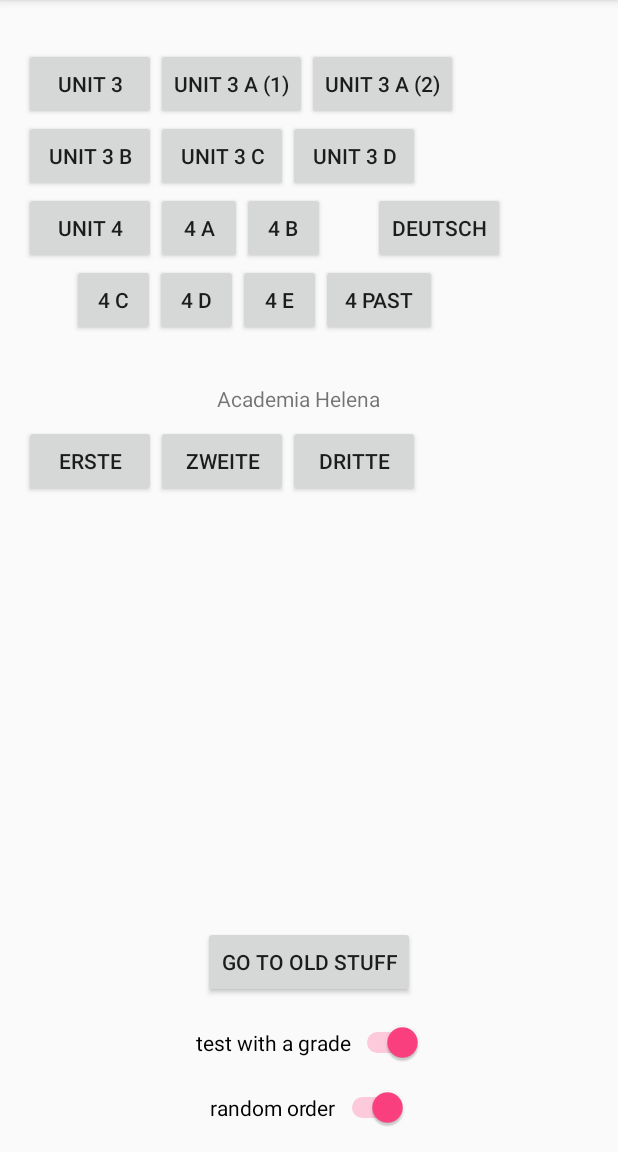
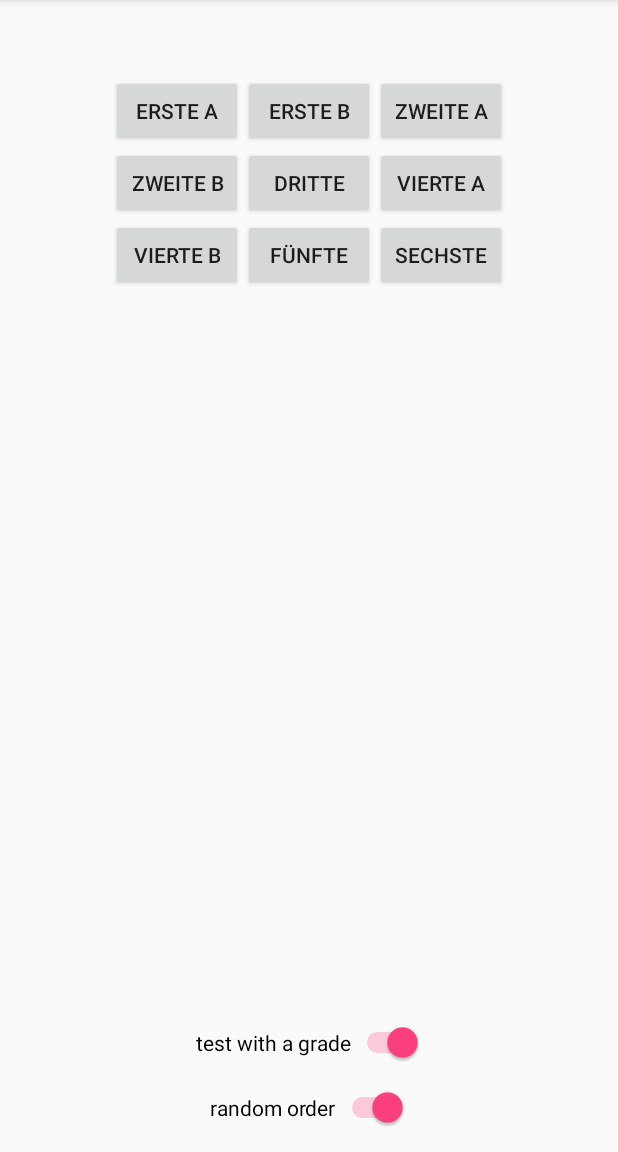
Before and after one commit to dneumann/vocabulary, an Android app: the screen it shows after launch (MainActivity), on a phone screen of 412 x 824 dp, the part 84-1236 px from its top. Run offline under Robolectric (Android 15) with nearby library versions, the phone set to English and light mode, and no system bars.

Commit message:
Remove english buttons

```diff
--- a/app/build.gradle
+++ b/app/build.gradle
@@ -7,8 +7,8 @@ android {
         applicationId "dn.vocabulary"
         minSdkVersion 19
         targetSdkVersion 29
-        versionCode 24
-        versionName "24.0"
+        versionCode 26
+        versionName "26.0"
         testInstrumentationRunner "android.support.test.runner.AndroidJUnitRunner"
     }
     buildTypes {
--- a/app/src/main/java/dn/vocabulary/ExamGenerator.java
+++ b/app/src/main/java/dn/vocabulary/ExamGenerator.java
@@ -10,7 +10,7 @@ public class ExamGenerator {
 
     public List<Vocab> getExam(String number, boolean randomize) {
 
-        if ("erste".equals(number)) {
+        if ("ersteA".equals(number)) {
             vocabs.add(new Vocab("como", "wie"));
             vocabs.add(new Vocab("ir", "gehen"));
             vocabs.add(new Vocab("va", "geht"));
@@ -22,6 +22,7 @@ public class ExamGenerator {
             vocabs.add(new Vocab("gracias", "danke"));
             vocabs.add(new Vocab("yo", "ich"));
             vocabs.add(new Vocab("tener que, deber", "müssen"));
+        } else if ("ersteB".equals(number)) {
             vocabs.add(new Vocab("yo tengo que", "ich muss"));
             vocabs.add(new Vocab("así", "so"));
             vocabs.add(new Vocab("adiós", "tschüss"));
@@ -33,7 +34,7 @@ public class ExamGenerator {
             vocabs.add(new Vocab("el nombre", "der Name"));
             vocabs.add(new Vocab("yo soy", "ich bin"));
             vocabs.add(new Vocab("es, está", "ist"));
-        } else if ("zweite".equals(number)) {
+        } else if ("zweiteA".equals(number)) {
             vocabs.add(new Vocab("el camino", "der Weg"));
             vocabs.add(new Vocab("esto es", "das ist"));
             vocabs.add(new Vocab("la tía", "die Tante"));
@@ -45,6 +46,7 @@ public class ExamGenerator {
             vocabs.add(new Vocab("volar", "fliegen"));
             vocabs.add(new Vocab("ella vuela", "sie fliegt"));
             vocabs.add(new Vocab("a (+ Amerika)", "nach"));
+        } else if ("zweiteB".equals(number)) {
             vocabs.add(new Vocab("trabajar", "arbeiten"));
             vocabs.add(new Vocab("ahí", "da"));
             vocabs.add(new Vocab("por favor", "bitte"));
@@ -60,6 +62,45 @@ public class ExamGenerator {
             vocabs.add(new Vocab("el coche", "das Auto"));
             vocabs.add(new Vocab("un coche", "ein Auto"));
             vocabs.add(new Vocab("los coches", "die Autos"));
+        } else if ("vierteA".equals(number)) {
+            vocabs.add(new Vocab("comer", "essen"));
+            vocabs.add(new Vocab("él come", "er isst"));
+            vocabs.add(new Vocab("aprender", "lernen"));
+            vocabs.add(new Vocab("venir", "kommen"));
+            vocabs.add(new Vocab("decir", "sagen"));
+            vocabs.add(new Vocab("el alemán (idioma)", "das Deutsch"));
+            vocabs.add(new Vocab("de (un país)", "aus"));
+            vocabs.add(new Vocab("España", "Spanien"));
+            vocabs.add(new Vocab("Alemania", "Deutschland"));
+            vocabs.add(new Vocab("en", "in"));
+            vocabs.add(new Vocab("confundido", "verwirrt"));
+            vocabs.add(new Vocab("un poco", "ein bisschen"));
+        } else if ("vierteB".equals(number)) {
+            vocabs.add(new Vocab("un español", "ein Spanier"));
+            vocabs.add(new Vocab("superbién", "super"));
+            vocabs.add(new Vocab("quien", "wer"));
+            vocabs.add(new Vocab("tú eres", "du bist"));
+            vocabs.add(new Vocab("o", "oder"));
+            vocabs.add(new Vocab("la disculpa", "die Entschuldigung"));
+            vocabs.add(new Vocab("de dónde", "woher"));
+            vocabs.add(new Vocab("exacto", "genau"));
+            vocabs.add(new Vocab("donde", "wo"));
+            vocabs.add(new Vocab("vivir", "wohnen"));
+            vocabs.add(new Vocab("yo vivo", "ich wohne"));
+            vocabs.add(new Vocab("tú vives", "du wohnst"));
+            vocabs.add(new Vocab("él vive", "er wohnt"));
+        } else if ("fuenfte".equals(number)) {
+            vocabs.add(new Vocab("ella dice a Nico", "sie sagt zu Nico"));
+            vocabs.add(new Vocab("yo digo", "ich sage"));
+            vocabs.add(new Vocab("tú dices", "du sagst"));
+            vocabs.add(new Vocab("él dice", "er sagt"));
+        } else if ("sechste".equals(number)) {
+            vocabs.add(new Vocab("una española", "eine Spanierin"));
+            vocabs.add(new Vocab("estudiar", "studieren"));
+            vocabs.add(new Vocab("a veces", "manchmal"));
+            vocabs.add(new Vocab("nunca", "nie"));
+            vocabs.add(new Vocab("una vez", "einmal"));
+            vocabs.add(new Vocab("a gusto, con gusto", "gern"));
 
         } else if ("Unit1chaos".equals(number)) {
             vocabs.add(new Vocab("Chaos", "chaos"));
--- a/app/src/main/java/dn/vocabulary/MainActivity.java
+++ b/app/src/main/java/dn/vocabulary/MainActivity.java
@@ -16,17 +16,26 @@ public class MainActivity extends AppCompatActivity {
         setContentView(R.layout.activity_main);
     }
 
-    public void startErste(View view) {
-        startExam("erste", view);
+    public void startErsteA(View view) {
+        startExam("ersteA", view);
     }
-    public void startZweite(View view) {
-        startExam("zweite", view);
+    public void startErsteB(View view) {
+        startExam("ersteB", view);
+    }
+    public void startZweiteA(View view) {
+        startExam("zweiteA", view);
+    }
+    public void startZweiteB(View view) {
+        startExam("zweiteB", view);
     }
     public void startDritte(View view) {
         startExam("dritte", view);
     }
-    public void startVierte(View view) {
-        startExam("vierte", view);
+    public void startVierteA(View view) {
+        startExam("vierteA", view);
+    }
+    public void startVierteB(View view) {
+        startExam("vierteB", view);
     }
     public void startFuenfte(View view) {
         startExam("fuenfte", view);
--- a/app/src/main/res/layout/activity_main.xml
+++ b/app/src/main/res/layout/activity_main.xml
@@ -31,184 +31,89 @@
         app:layout_constraintStart_toStartOf="parent"
         tools:checked="true" />
 
-    <TextView
-        android:id="@+id/textView3"
-        android:layout_width="wrap_content"
-        android:layout_height="wrap_content"
-        android:layout_marginTop="32dp"
-        android:text="Academia Helena"
-        app:layout_constraintEnd_toEndOf="parent"
-        app:layout_constraintHorizontal_bias="0.476"
-        app:layout_constraintStart_toStartOf="parent"
-        app:layout_constraintTop_toBottomOf="@+id/button27" />
-
-    <Button
-        android:id="@+id/button10"
-        android:layout_width="wrap_content"
-        android:layout_height="wrap_content"
-        android:layout_marginBottom="16dp"
-        android:onClick="oldStuff"
-        android:text="Go to old stuff"
-        app:layout_constraintBottom_toTopOf="@+id/switch_writing"
-        app:layout_constraintEnd_toEndOf="parent"
-        app:layout_constraintStart_toStartOf="parent" />
-
-    <Button
-        android:id="@+id/button16"
-        android:layout_width="wrap_content"
-        android:layout_height="wrap_content"
-        android:layout_marginStart="16dp"
-        android:layout_marginTop="32dp"
-        android:onClick="startUnit3"
-        android:text="Unit 3"
-        app:layout_constraintStart_toStartOf="parent"
-        app:layout_constraintTop_toTopOf="parent" />
-
-    <Button
-        android:id="@+id/button18"
-        android:layout_width="wrap_content"
-        android:layout_height="wrap_content"
-        android:onClick="startUnit3a1"
-        android:text="Unit 3 a (1)"
-        app:layout_constraintStart_toEndOf="@+id/button16"
-        app:layout_constraintTop_toTopOf="@+id/button16" />
-
-    <Button
-        android:id="@+id/button19"
-        android:layout_width="wrap_content"
-        android:layout_height="wrap_content"
-        android:onClick="startUnit3a2"
-        android:text="Unit 3 A (2)"
-        app:layout_constraintStart_toEndOf="@+id/button18"
-        app:layout_constraintTop_toTopOf="@+id/button18" />
-
-    <Button
-        android:id="@+id/button20"
-        android:layout_width="wrap_content"
-        android:layout_height="wrap_content"
-        android:onClick="startUnit3b"
-        android:text="Unit 3 b"
-        app:layout_constraintStart_toStartOf="@+id/button16"
-        app:layout_constraintTop_toBottomOf="@+id/button16" />
-
-    <Button
-        android:id="@+id/button21"
-        android:layout_width="wrap_content"
-        android:layout_height="wrap_content"
-        android:layout_marginStart="32dp"
-        android:onClick="startDeutsch"
-        android:text="Deutsch"
-        app:layout_constraintStart_toEndOf="@+id/button26"
-        app:layout_constraintTop_toBottomOf="@+id/button23" />
-
-    <Button
-        android:id="@+id/button22"
-        android:layout_width="wrap_content"
-        android:layout_height="wrap_content"
-        android:onClick="startUnit3c"
-        android:text="Unit 3 c"
-        app:layout_constraintStart_toEndOf="@+id/button20"
-        app:layout_constraintTop_toBottomOf="@+id/button18" />
-
-    <Button
-        android:id="@+id/button23"
-        android:layout_width="wrap_content"
-        android:layout_height="wrap_content"
-        android:onClick="startUnit3d"
-        android:text="Unit 3 d"
-        app:layout_constraintStart_toEndOf="@+id/button22"
-        app:layout_constraintTop_toBottomOf="@+id/button19" />
-
-    <Button
-        android:id="@+id/button24"
-        android:layout_width="wrap_content"
-        android:layout_height="wrap_content"
-        android:onClick="startUnit4"
-        android:text="Unit 4"
-        app:layout_constraintStart_toStartOf="@+id/button20"
-        app:layout_constraintTop_toBottomOf="@+id/button20" />
-
-    <Button
-        android:id="@+id/button25"
-        android:layout_width="57dp"
-        android:layout_height="wrap_content"
-        android:onClick="startUnit4a"
-        android:text="4 a"
-        app:layout_constraintStart_toEndOf="@+id/button24"
-        app:layout_constraintTop_toBottomOf="@+id/button22" />
-
-    <Button
-        android:id="@+id/button26"
-        android:layout_width="55dp"
-        android:layout_height="wrap_content"
-        android:onClick="startUnit4b"
-        android:text="4 b"
-        app:layout_constraintStart_toEndOf="@+id/button25"
-        app:layout_constraintTop_toBottomOf="@+id/button23" />
-
-    <Button
-        android:id="@+id/button27"
-        android:layout_width="55dp"
-        android:layout_height="wrap_content"
-        android:layout_marginStart="32dp"
-        android:onClick="startUnit4c"
-        android:text="4 c"
-        app:layout_constraintStart_toStartOf="@+id/button24"
-        app:layout_constraintTop_toBottomOf="@+id/button25" />
-
-    <Button
-        android:id="@+id/button28"
-        android:layout_width="77dp"
-        android:layout_height="wrap_content"
-        android:onClick="startUnit4past"
-        android:text="4 past"
-        app:layout_constraintStart_toEndOf="@+id/button30"
-        app:layout_constraintTop_toTopOf="@+id/button27" />
-
-    <Button
-        android:id="@+id/button29"
-        android:layout_width="55dp"
-        android:layout_height="wrap_content"
-        android:onClick="startUnit4d"
-        android:text="4 d"
-        app:layout_constraintStart_toEndOf="@+id/button27"
-        app:layout_constraintTop_toTopOf="@+id/button27" />
-
-    <Button
-        android:id="@+id/button30"
-        android:layout_width="55dp"
-        android:layout_height="wrap_content"
-        android:onClick="startUnit4e"
-        android:text="4 e"
-        app:layout_constraintStart_toEndOf="@+id/button29"
-        app:layout_constraintTop_toTopOf="@+id/button29" />
-
     <Button
         android:id="@+id/button31"
         android:layout_width="wrap_content"
         android:layout_height="wrap_content"
-        android:layout_marginTop="8dp"
-        android:onClick="startErste"
-        android:text="erste"
-        app:layout_constraintStart_toStartOf="@+id/button24"
-        app:layout_constraintTop_toBottomOf="@+id/textView3" />
+        android:onClick="startErsteA"
+        android:text="erste a"
+        app:layout_constraintEnd_toStartOf="@+id/button32"
+        app:layout_constraintTop_toTopOf="@+id/button32" />
 
     <Button
         android:id="@+id/button32"
         android:layout_width="wrap_content"
         android:layout_height="wrap_content"
-        android:onClick="startZweite"
-        android:text="zweite"
-        app:layout_constraintStart_toEndOf="@+id/button31"
-        app:layout_constraintTop_toTopOf="@+id/button31" />
+        android:layout_marginTop="50dp"
+        android:onClick="startErsteB"
+        android:text="erste b"
+        app:layout_constraintEnd_toEndOf="parent"
+        app:layout_constraintStart_toStartOf="parent"
+        app:layout_constraintTop_toTopOf="parent" />
 
     <Button
         android:id="@+id/button33"
         android:layout_width="wrap_content"
         android:layout_height="wrap_content"
-        android:onClick="startDritte"
-        android:text="dritte"
+        android:onClick="startZweiteA"
+        android:text="zweite a"
         app:layout_constraintStart_toEndOf="@+id/button32"
         app:layout_constraintTop_toTopOf="@+id/button32" />
 
+    <Button
+        android:id="@+id/button34"
+        android:layout_width="wrap_content"
+        android:layout_height="wrap_content"
+        android:onClick="startZweiteB"
+        android:text="zweite b"
+        app:layout_constraintEnd_toStartOf="@+id/button35"
+        app:layout_constraintTop_toBottomOf="@+id/button32" />
+
+    <Button
+        android:id="@+id/button35"
+        android:layout_width="wrap_content"
+        android:layout_height="wrap_content"
+        android:onClick="startDritte"
+        android:text="dritte"
+        app:layout_constraintEnd_toEndOf="parent"
+        app:layout_constraintStart_toStartOf="parent"
+        app:layout_constraintTop_toBottomOf="@+id/button32" />
+
+    <Button
+        android:id="@+id/button36"
+        android:layout_width="wrap_content"
+        android:layout_height="wrap_content"
+        android:onClick="startVierteA"
+        android:text="vierte a"
+        app:layout_constraintStart_toEndOf="@+id/button35"
+        app:layout_constraintTop_toBottomOf="@+id/button32" />
+
+    <Button
+        android:id="@+id/button37"
+        android:layout_width="wrap_content"
+        android:layout_height="wrap_content"
+        android:onClick="startVierteB"
+        android:text="vierte b"
+        app:layout_constraintEnd_toStartOf="@+id/button38"
+        app:layout_constraintTop_toBottomOf="@+id/button35" />
+
+    <Button
+        android:id="@+id/button38"
+        android:layout_width="wrap_content"
+        android:layout_height="wrap_content"
+        android:onClick="startFuenfte"
+        android:text="fünfte"
+        app:layout_constraintEnd_toEndOf="parent"
+        app:layout_constraintStart_toStartOf="parent"
+        app:layout_constraintTop_toBottomOf="@+id/button35" />
+
+    <Button
+        android:id="@+id/button39"
+        android:layout_width="wrap_content"
+        android:layout_height="wrap_content"
+        android:onClick="startSechste"
+        android:text="sechste"
+        app:layout_constraintStart_toEndOf="@+id/button38"
+        app:layout_constraintTop_toBottomOf="@+id/button35" />
+
 </android.support.constraint.ConstraintLayout>
```
